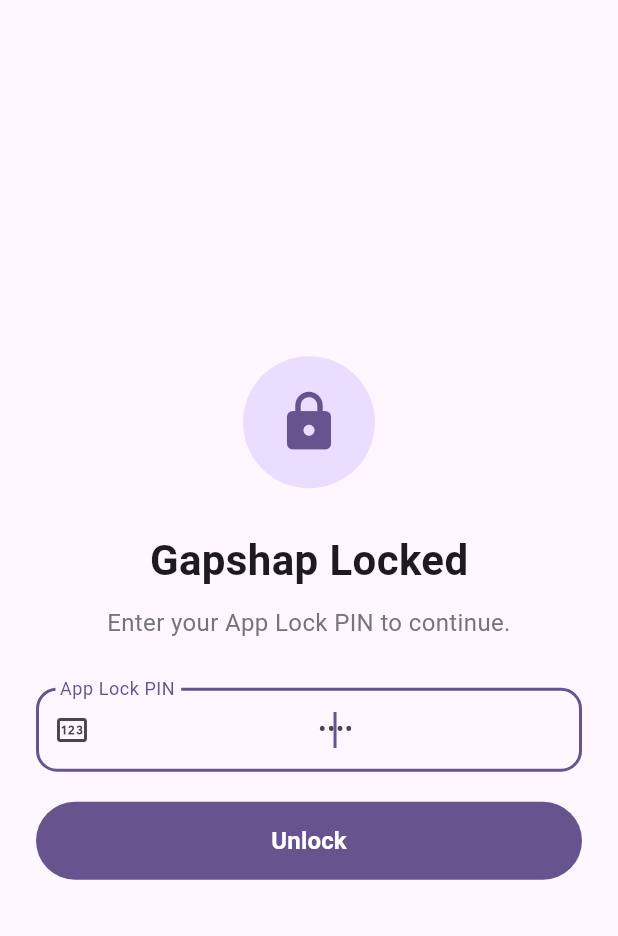
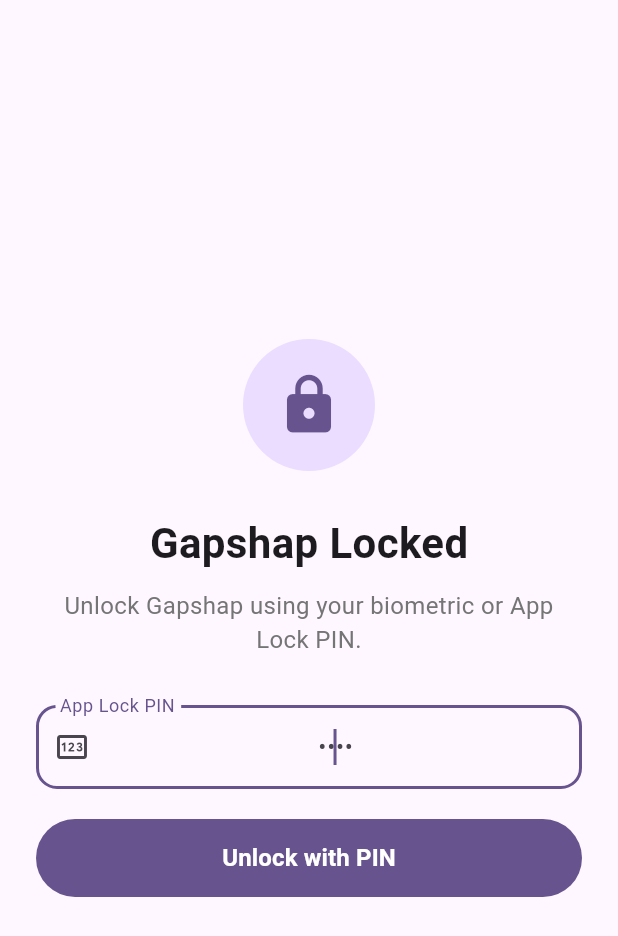
Before and after one commit to meenasuraj/krevzy, a Flutter app: the AppLockScreen screen opened directly with empty values, on a phone screen of 412 x 824 dp. Shown: the top 936 px of the screen. Run offline on Flutter 3.47's test engine with Material 3 defaults, Android fonts, the phone set to English and light mode, and no system bars; our stand-ins replace firebase_auth, firebase_core, local_auth, shared_preferences; accounts and stored records are empty; Roboto replaces fonts that are missing (Arial).

Commit message:
Add biometric unlock to app lock screen

```diff
--- a/lib/screens/app_lock_screen.dart
+++ b/lib/screens/app_lock_screen.dart
@@ -1,6 +1,7 @@
 import 'package:flutter/material.dart';
 
 import '../services/app_lock_service.dart';
+import '../services/biometric_service.dart';
 
 class AppLockScreen extends StatefulWidget {
   final VoidCallback onUnlocked;
@@ -15,7 +16,22 @@
   final TextEditingController _pinController = TextEditingController();
 
   bool _isChecking = false;
+  bool _isBiometricChecking = false;
+  bool _biometricEnabled = false;
+  bool _biometricAvailable = false;
+  bool _biometricAttempted = false;
+
+  String _biometricLabel = 'Biometric';
   String? _errorMessage;
+
+  @override
+  void initState() {
+    super.initState();
+
+    WidgetsBinding.instance.addPostFrameCallback((_) {
+      _setupBiometric();
+    });
+  }
 
   @override
   void dispose() {
@@ -23,7 +39,74 @@
     super.dispose();
   }
 
-  Future<void> _unlock() async {
+  Future<void> _setupBiometric() async {
+    final enabled = await AppLockService.isBiometricEnabled();
+
+    if (!mounted) return;
+
+    if (!enabled) {
+      setState(() {
+        _biometricEnabled = false;
+      });
+      return;
+    }
+
+    final available = await BiometricService.isAvailable();
+
+    if (!mounted) return;
+
+    final label = available
+        ? await BiometricService.getBiometricLabel()
+        : 'Biometric';
+
+    if (!mounted) return;
+
+    setState(() {
+      _biometricEnabled = enabled;
+      _biometricAvailable = available;
+      _biometricLabel = label;
+    });
+
+    if (enabled && available && !_biometricAttempted) {
+      _biometricAttempted = true;
+
+      await Future<void>.delayed(const Duration(milliseconds: 300));
+
+      if (!mounted) return;
+
+      await _unlockWithBiometric();
+    }
+  }
+
+  Future<void> _unlockWithBiometric() async {
+    if (_isBiometricChecking) return;
+
+    setState(() {
+      _isBiometricChecking = true;
+      _errorMessage = null;
+    });
+
+    final authenticated = await BiometricService.authenticate();
+
+    if (!mounted) return;
+
+    setState(() {
+      _isBiometricChecking = false;
+    });
+
+    if (authenticated) {
+      widget.onUnlocked();
+      return;
+    }
+
+    setState(() {
+      _errorMessage =
+          'Biometric authentication failed or was cancelled. '
+          'Use your App Lock PIN.';
+    });
+  }
+
+  Future<void> _unlockWithPin() async {
     final pin = _pinController.text.trim();
 
     if (!RegExp(r'^\d{4,6}$').hasMatch(pin)) {
@@ -48,13 +131,14 @@
 
     if (isCorrect) {
       widget.onUnlocked();
-    } else {
-      setState(() {
-        _errorMessage = 'Incorrect PIN. Please try again.';
-      });
+      return;
+    }
 
-      _pinController.clear();
-    }
+    setState(() {
+      _errorMessage = 'Incorrect PIN. Please try again.';
+    });
+
+    _pinController.clear();
   }
 
   @override
@@ -93,21 +177,83 @@
                   const SizedBox(height: 10),
 
                   Text(
-                    'Enter your App Lock PIN to continue.',
+                    'Unlock Gapshap using your biometric '
+                    'or App Lock PIN.',
                     textAlign: TextAlign.center,
                     style: TextStyle(fontSize: 16, color: Colors.grey.shade600),
                   ),
 
                   const SizedBox(height: 32),
 
+                  if (_biometricEnabled && _biometricAvailable) ...[
+                    SizedBox(
+                      width: double.infinity,
+                      height: 56,
+                      child: OutlinedButton.icon(
+                        onPressed: _isBiometricChecking
+                            ? null
+                            : _unlockWithBiometric,
+                        icon: _isBiometricChecking
+                            ? const SizedBox(
+                                width: 22,
+                                height: 22,
+                                child: CircularProgressIndicator(
+                                  strokeWidth: 2,
+                                ),
+                              )
+                            : Icon(
+                                _biometricLabel == 'Face ID'
+                                    ? Icons.face_rounded
+                                    : Icons.fingerprint_rounded,
+                                size: 26,
+                              ),
+                        label: Text(
+                          _isBiometricChecking
+                              ? 'Checking...'
+                              : 'Use $_biometricLabel',
+                          style: const TextStyle(
+                            fontSize: 16,
+                            fontWeight: FontWeight.w600,
+                          ),
+                        ),
+                        style: OutlinedButton.styleFrom(
+                          shape: RoundedRectangleBorder(
+                            borderRadius: BorderRadius.circular(14),
+                          ),
+                        ),
+                      ),
+                    ),
+
+                    const SizedBox(height: 20),
+
+                    Row(
+                      children: [
+                        Expanded(child: Divider(color: Colors.grey.shade300)),
+                        Padding(
+                          padding: const EdgeInsets.symmetric(horizontal: 12),
+                          child: Text(
+                            'OR',
+                            style: TextStyle(
+                              color: Colors.grey.shade600,
+                              fontWeight: FontWeight.w500,
+                            ),
+                          ),
+                        ),
+                        Expanded(child: Divider(color: Colors.grey.shade300)),
+                      ],
+                    ),
+
+                    const SizedBox(height: 20),
+                  ],
+
                   TextField(
                     controller: _pinController,
-                    autofocus: true,
+                    autofocus: !(_biometricEnabled && _biometricAvailable),
                     obscureText: true,
                     keyboardType: TextInputType.number,
                     maxLength: 6,
                     textAlign: TextAlign.center,
-                    onSubmitted: (_) => _unlock(),
+                    onSubmitted: (_) => _unlockWithPin(),
                     decoration: InputDecoration(
                       labelText: 'App Lock PIN',
                       hintText: '••••',
@@ -126,7 +272,7 @@
                     width: double.infinity,
                     height: 52,
                     child: FilledButton(
-                      onPressed: _isChecking ? null : _unlock,
+                      onPressed: _isChecking ? null : _unlockWithPin,
                       child: _isChecking
                           ? const SizedBox(
                               width: 22,
@@ -134,7 +280,7 @@
                               child: CircularProgressIndicator(strokeWidth: 2),
                             )
                           : const Text(
-                              'Unlock',
+                              'Unlock with PIN',
                               style: TextStyle(
                                 fontSize: 16,
                                 fontWeight: FontWeight.w600,
@@ -142,6 +288,22 @@
                             ),
                     ),
                   ),
+
+                  if (_biometricEnabled && _biometricAvailable) ...[
+                    const SizedBox(height: 14),
+
+                    TextButton.icon(
+                      onPressed: _isBiometricChecking
+                          ? null
+                          : _unlockWithBiometric,
+                      icon: Icon(
+                        _biometricLabel == 'Face ID'
+                            ? Icons.face_rounded
+                            : Icons.fingerprint_rounded,
+                      ),
+                      label: Text('Try $_biometricLabel Again'),
+                    ),
+                  ],
                 ],
               ),
             ),
```
